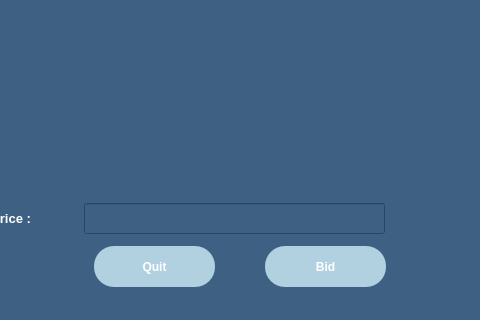
This is Monopoly/auction.ui in shaahinfaezi/Monopoly as Qt 5 draws it before an edit; both pictures show x 286 to 766 and y 447 to 767 of the 969 by 767 pixel window. The edited form follows.
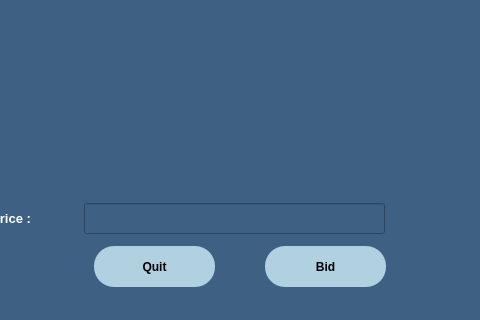
This is the edited form.

Patch:
```diff
--- a/Monopoly/auction.ui
+++ b/Monopoly/auction.ui
@@ -94,8 +94,8 @@
     </font>
    </property>
    <property name="styleSheet">
-    <string notr="true">color: rgb(255, 255, 255);
-background-color: qlineargradient(x1: 0, y1: 0, x2: 0, y2: 1, stop: 0 rgb(177, 208, 224), stop: 1 rgb(177, 208, 224));
+    <string notr="true">background-color: qlineargradient(x1: 0, y1: 0, x2: 0, y2: 1, stop: 0 rgb(177, 208, 224), stop: 1 rgb(177, 208, 224));
+color: rgb(0, 0, 0);
 border-style: solid;
 border:none;
 border-width: 5px;
@@ -121,8 +121,8 @@
     </font>
    </property>
    <property name="styleSheet">
-    <string notr="true">color: rgb(255, 255, 255);
-background-color: qlineargradient(x1: 0, y1: 0, x2: 0, y2: 1, stop: 0 rgb(177, 208, 224), stop: 1 rgb(177, 208, 224));
+    <string notr="true">background-color: qlineargradient(x1: 0, y1: 0, x2: 0, y2: 1, stop: 0 rgb(177, 208, 224), stop: 1 rgb(177, 208, 224));
+color: rgb(0, 0, 0);
 border-style: solid;
 border:none;
 border-width: 5px;
```
